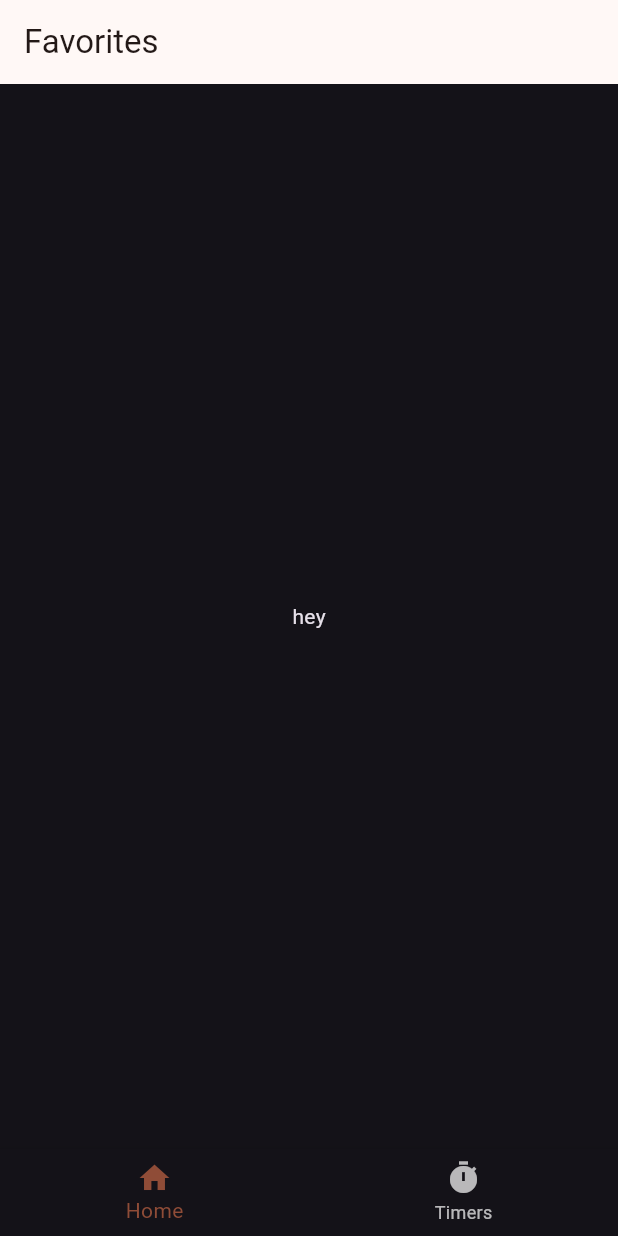
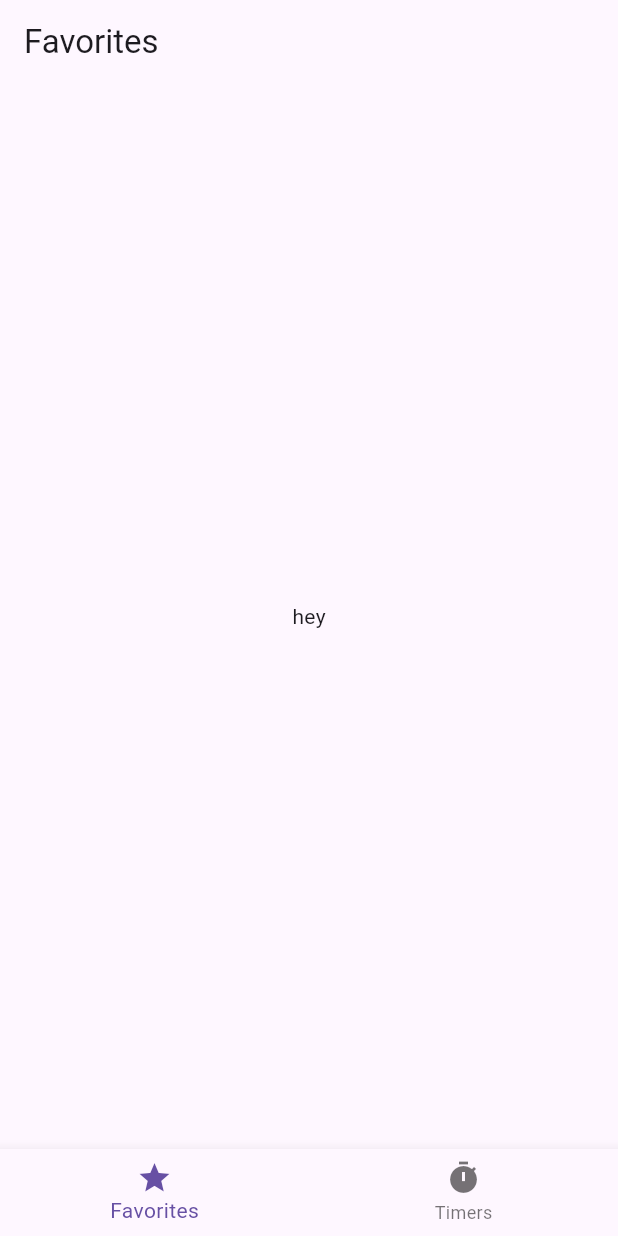
Before and after one commit to jrescalona96/quicktimer, a Flutter app: the screen it shows after launch, on a phone screen of 412 x 824 dp. Run offline on Flutter 3.47's test engine with Material 3 defaults, Android fonts, the phone set to English and light mode, and no system bars; our stand-ins replace flutter_bloc.

Commit message:
use default theme

```diff
--- a/lib/main.dart
+++ b/lib/main.dart
@@ -15,13 +15,9 @@
   Widget build(BuildContext context) {
     return MaterialApp(
       title: 'QuickTimer',
-      theme: ThemeData(
-        colorScheme: ColorScheme.fromSeed(seedColor: Colors.deepOrange),
-      ),
-      darkTheme: ThemeData.dark().copyWith(
-        colorScheme: ColorScheme.fromSeed(seedColor: Colors.deepOrangeAccent),
-      ),
-      themeMode: ThemeMode.dark,
+      theme: ThemeData.light(),
+      darkTheme: ThemeData.dark(),
+      themeMode: ThemeMode.light,
       home: MultiBlocProvider(
         providers: [
           BlocProvider<TabNavigationBloc>(create: (_) => TabNavigationBloc())
--- a/lib/pages/home_page.dart
+++ b/lib/pages/home_page.dart
@@ -1,7 +1,7 @@
 import 'package:flutter/material.dart';
 
-class HomePage extends StatelessWidget {
-  const HomePage({super.key});
+class FavoritesPage extends StatelessWidget {
+  const FavoritesPage({super.key});
 
   @override
   Widget build(BuildContext context) {
--- a/lib/quicktimer_app.dart
+++ b/lib/quicktimer_app.dart
@@ -10,7 +10,7 @@ import 'package:quicktimer/blocs/tab_navigation_state.dart';
 
 class QuickTimerApp extends StatelessWidget {
   static final List<Widget> _widgetOptions = <Widget>[
-    HomePage(),
+    FavoritesPage(),
     TimersPage(),
   ];
 
@@ -30,8 +30,8 @@ class QuickTimerApp extends StatelessWidget {
             type: BottomNavigationBarType.fixed,
             items: const <BottomNavigationBarItem>[
               BottomNavigationBarItem(
-                icon: Icon(Icons.home),
-                label: 'Home',
+                icon: Icon(Icons.star),
+                label: 'Favorites',
               ),
               BottomNavigationBarItem(
                 icon: Icon(Icons.timer),
```
